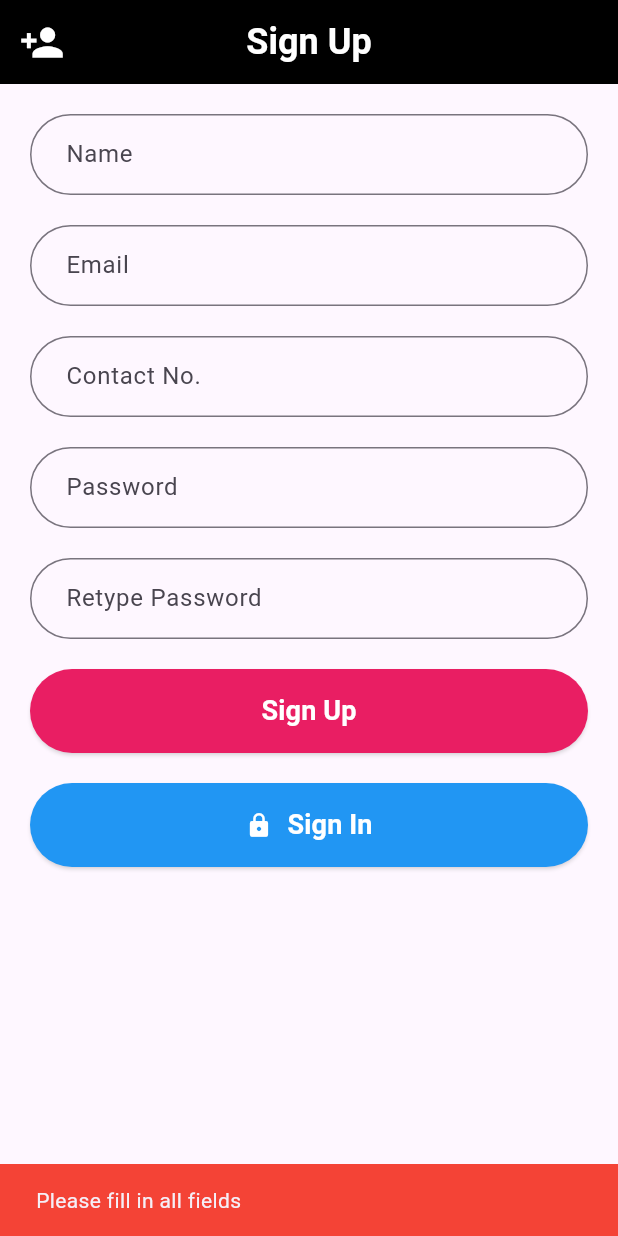
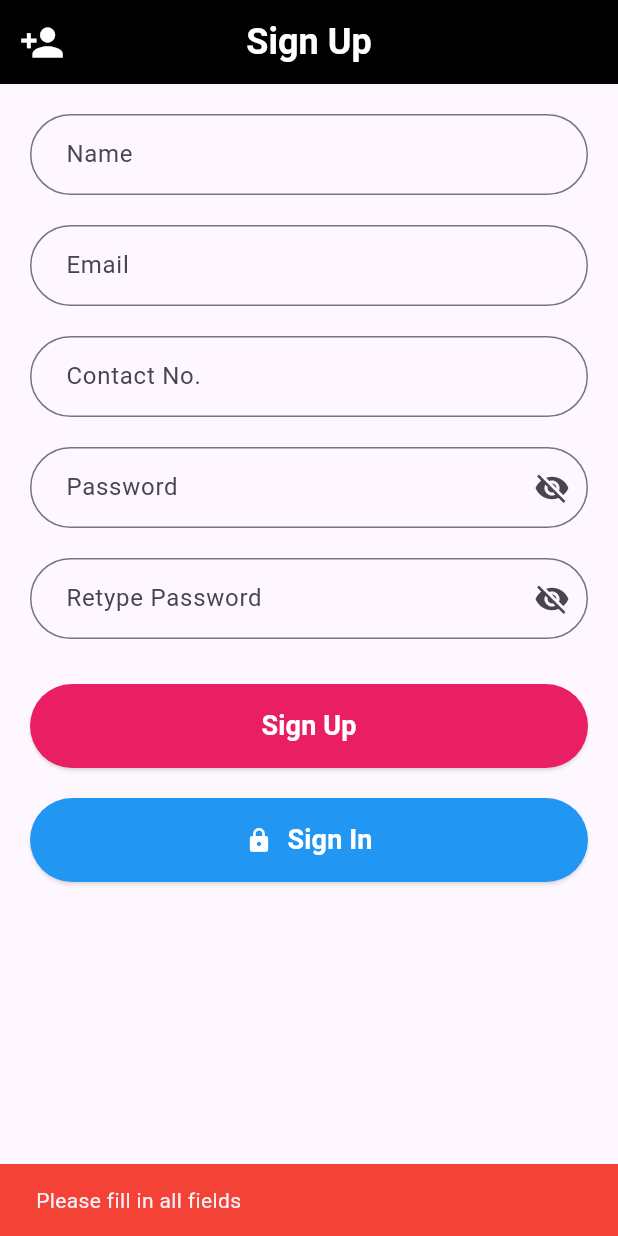
Before and after one commit to arbazfareed/ConstructoProject, a Flutter app: the SignUpScreen screen opened directly, after a tap on "Sign Up", on a phone screen of 412 x 824 dp. Run offline on Flutter 3.47's test engine with Material 3 defaults, Android fonts, the phone set to English and light mode, and no system bars; our stand-ins replace cloud_firestore, firebase_auth, firebase_core, firebase_storage, image_picker; accounts and stored records are empty.

Commit message:
update sign up form validation

```diff
--- a/lib/signup_form.dart
+++ b/lib/signup_form.dart
@@ -2,7 +2,7 @@ import 'package:flutter/material.dart';
 import 'package:flutter_signin/signup_buttons.dart';
 import 'signin_screen.dart'; // Import the sign-in screen
 
-class SignUpForm extends StatelessWidget {
+class SignUpForm extends StatefulWidget {
   final TextEditingController nameController;
   final TextEditingController emailController;
   final TextEditingController contactController;
@@ -21,71 +21,44 @@ class SignUpForm extends StatelessWidget {
   }) : super(key: key);
 
   @override
+  _SignUpFormState createState() => _SignUpFormState();
+}
+
+class _SignUpFormState extends State<SignUpForm> {
+  bool _passwordVisible = false;
+  String _passwordStrength = '';
+
+  @override
   Widget build(BuildContext context) {
     return Column(
       crossAxisAlignment: CrossAxisAlignment.stretch,
       children: [
-        TextField(
-          controller: nameController,
-          decoration: InputDecoration(
-            labelText: 'Name',
-            border: OutlineInputBorder(
-              borderRadius: BorderRadius.circular(30.0),
+        _buildTextField('Name', widget.nameController, TextInputType.text),
+        SizedBox(height: 20),
+        _buildTextField('Email', widget.emailController, TextInputType.emailAddress),
+        SizedBox(height: 20),
+        _buildTextField('Contact No.', widget.contactController, TextInputType.phone),
+        SizedBox(height: 20),
+        _buildPasswordTextField('Password', widget.passwordController),
+        SizedBox(height: 20),
+        _buildPasswordTextField('Retype Password', widget.retypePasswordController),
+        SizedBox(height: 10),
+        if (_passwordStrength.isNotEmpty)
+          Text(
+            _passwordStrength,
+            style: TextStyle(
+              color: _getColorForPasswordStrength(_passwordStrength),
+              fontWeight: FontWeight.bold,
             ),
-            contentPadding: EdgeInsets.symmetric(vertical: 15.0, horizontal: 20.0),
           ),
-        ),
-        SizedBox(height: 20),
-        TextField(
-          controller: emailController,
-          decoration: InputDecoration(
-            labelText: 'Email',
-            border: OutlineInputBorder(
-              borderRadius: BorderRadius.circular(30.0),
-            ),
-            contentPadding: EdgeInsets.symmetric(vertical: 15.0, horizontal: 20.0),
-          ),
-          keyboardType: TextInputType.emailAddress,
-        ),
-        SizedBox(height: 20),
-        TextField(
-          controller: contactController,
-          decoration: InputDecoration(
-            labelText: 'Contact No.',
-            border: OutlineInputBorder(
-              borderRadius: BorderRadius.circular(30.0),
-            ),
-            contentPadding: EdgeInsets.symmetric(vertical: 15.0, horizontal: 20.0),
-          ),
-          keyboardType: TextInputType.phone,
-        ),
-        SizedBox(height: 20),
-        TextField(
-          controller: passwordController,
-          decoration: InputDecoration(
-            labelText: 'Password',
-            border: OutlineInputBorder(
-              borderRadius: BorderRadius.circular(30.0),
-            ),
-            contentPadding: EdgeInsets.symmetric(vertical: 15.0, horizontal: 20.0),
-          ),
-          obscureText: true,
-        ),
-        SizedBox(height: 20),
-        TextField(
-          controller: retypePasswordController,
-          decoration: InputDecoration(
-            labelText: 'Retype Password',
-            border: OutlineInputBorder(
-              borderRadius: BorderRadius.circular(30.0),
-            ),
-            contentPadding: EdgeInsets.symmetric(vertical: 15.0, horizontal: 20.0),
-          ),
-          obscureText: true,
-        ),
         SizedBox(height: 20),
         SignUpButton(
-          onPressed: signUpCallback,
+          onPressed: () {
+            if (_validateForm()) {
+              // Trigger sign-up functionality
+              widget.signUpCallback();
+            }
+          },
         ),
         SizedBox(height: 20),
         ElevatedButton(
@@ -125,4 +98,132 @@ class SignUpForm extends StatelessWidget {
       ],
     );
   }
+
+  Widget _buildTextField(String labelText, TextEditingController controller, TextInputType keyboardType) {
+    return TextField(
+      controller: controller,
+      decoration: InputDecoration(
+        labelText: labelText,
+        border: OutlineInputBorder(
+          borderRadius: BorderRadius.circular(30.0),
+        ),
+        contentPadding: EdgeInsets.symmetric(vertical: 15.0, horizontal: 20.0),
+      ),
+      keyboardType: keyboardType,
+    );
+  }
+
+  Widget _buildPasswordTextField(String labelText, TextEditingController controller) {
+    return TextField(
+      controller: controller,
+      onChanged: (value) {
+        setState(() {
+          _passwordStrength = _calculatePasswordStrength(value);
+        });
+      },
+      decoration: InputDecoration(
+        labelText: labelText,
+        border: OutlineInputBorder(
+          borderRadius: BorderRadius.circular(30.0),
+        ),
+        contentPadding: EdgeInsets.symmetric(vertical: 15.0, horizontal: 20.0),
+        suffixIcon: IconButton(
+          icon: Icon(
+            _passwordVisible ? Icons.visibility : Icons.visibility_off,
+          ),
+          onPressed: () {
+            setState(() {
+              _passwordVisible = !_passwordVisible;
+            });
+          },
+        ),
+      ),
+      obscureText: !_passwordVisible,
+    );
+  }
+
+  String _calculatePasswordStrength(String password) {
+    int score = 0;
+    if (password.length < 6) return 'Weak';
+    if (password.length >= 6) score++;
+    if (password.length >= 8) score++;
+    if (password.contains(RegExp(r'[A-Z]'))) score++;
+    if (password.contains(RegExp(r'[a-z]'))) score++;
+    if (password.contains(RegExp(r'[0-9]'))) score++;
+    if (password.contains(RegExp(r'[!@#$%^&*(),.?":{}|<>]'))) score++;
+
+    if (score <= 2) {
+      return 'Weak';
+    } else if (score <= 4) {
+      return 'Moderate';
+    } else {
+      return 'Strong';
+    }
+  }
+
+  Color _getColorForPasswordStrength(String strength) {
+    switch (strength) {
+      case 'Weak':
+        return Colors.red;
+      case 'Moderate':
+        return Colors.orange;
+      case 'Strong':
+        return Colors.green;
+      default:
+        return Colors.black;
+    }
+  }
+
+  bool _validateForm() {
+    if (widget.nameController.text.isEmpty ||
+        widget.emailController.text.isEmpty ||
+        widget.contactController.text.isEmpty ||
+        widget.passwordController.text.isEmpty ||
+        widget.retypePasswordController.text.isEmpty) {
+      _showSnackBar('Please fill in all fields', Colors.red);
+      return false;
+    }
+
+    if (widget.passwordController.text != widget.retypePasswordController.text) {
+      _showSnackBar('Passwords do not match', Colors.red);
+      return false;
+    }
+
+    bool isEmailValid = RegExp(r'^[\w-\.]+@([\w-]+\.)+[\w-]{2,4}$').hasMatch(widget.emailController.text);
+    if (!isEmailValid) {
+      _showSnackBar('Invalid email format', Colors.red);
+      return false;
+    }
+
+    bool isContactValid = _validateContactNumber(widget.contactController.text);
+    if (!isContactValid) {
+      return false;
+    }
+
+    return true;
+  }
+
+  bool _validateContactNumber(String contactNumber) {
+    if (contactNumber.isEmpty) {
+      _showSnackBar('Please enter your contact number.', Colors.red);
+      return false;
+    }
+
+    final flexiblePhoneNumberRegex = r'^(?:\+92)?\d{3}[-\s]?\d{7}$';
+
+    if (!RegExp(flexiblePhoneNumberRegex).hasMatch(contactNumber)) {
+      _showSnackBar('Invalid contact number format. Please enter a valid Pakistani number.', Colors.red);
+      return false;
+    }
+
+    return true;
+  }
+
+  void _showSnackBar(String message, Color color) {
+    final snackBar = SnackBar(
+      content: Text(message),
+      backgroundColor: color,
+    );
+    ScaffoldMessenger.of(context).showSnackBar(snackBar);
+  }
 }
```
Also changed, not shown: lib/signup_screen.dart (+77 -4 lines).
